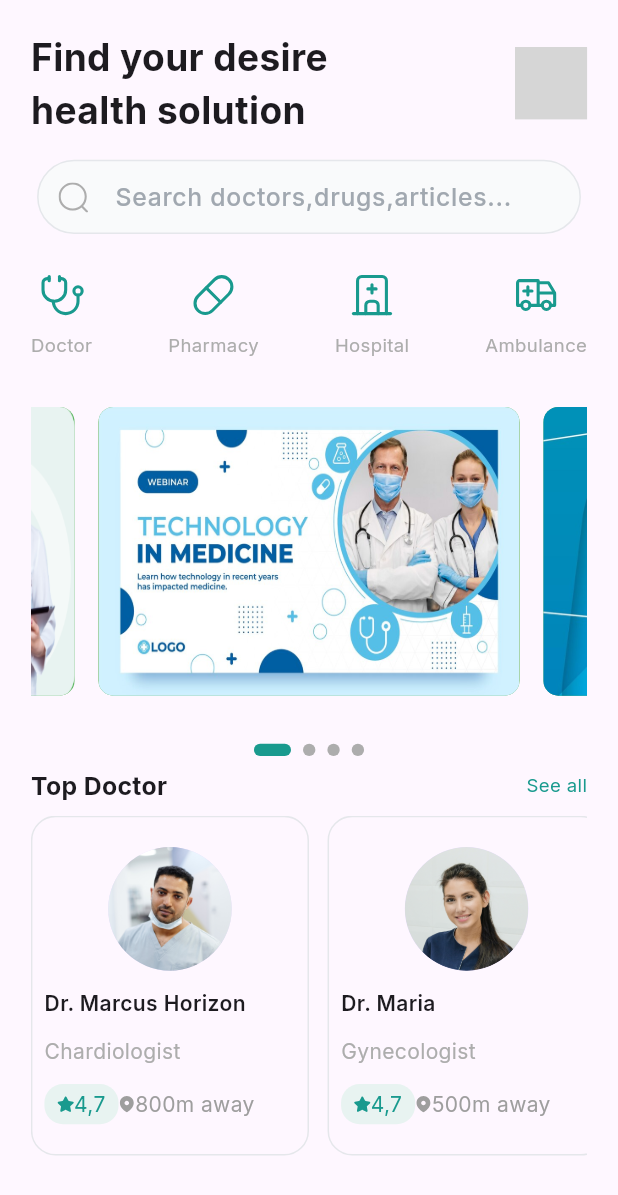
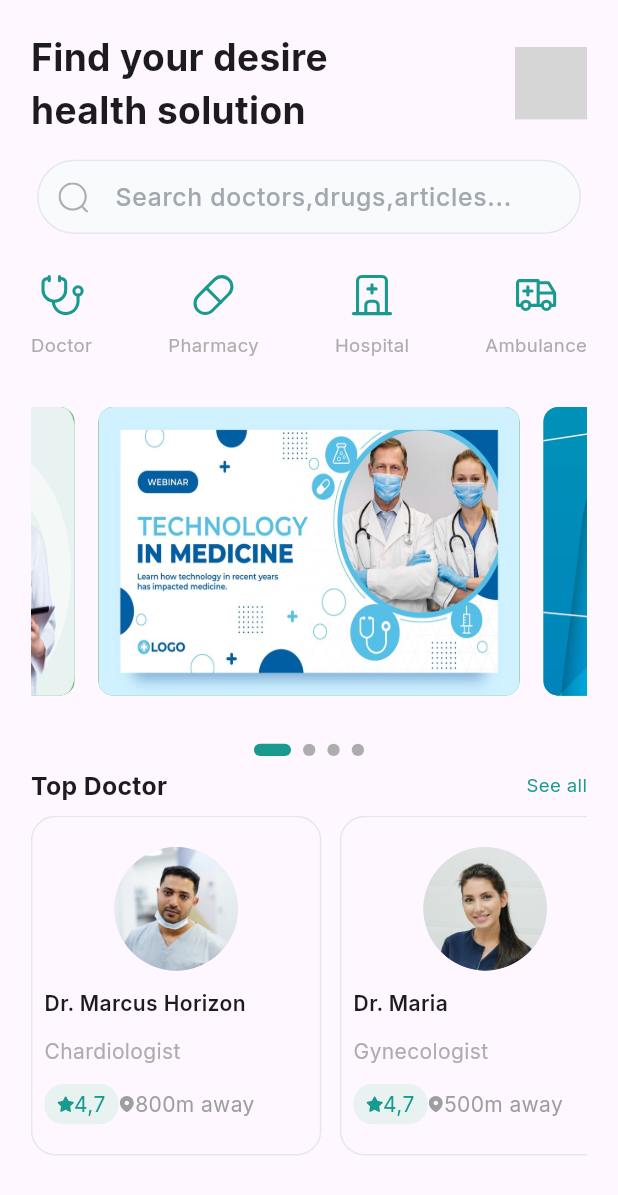
Before and after one commit to mariya8157/medical, a Flutter app: the HomePage screen opened directly, on a phone screen of 412 x 824 dp. Shown: the top 1195 px of the screen. Run offline on Flutter 3.47's test engine with Material 3 defaults, Android fonts, the phone set to English and light mode, and no system bars; drawn by our look-alikes of carousel_slider, smooth_page_indicator; our stand-ins replace easy_date_timeline, firebase_core, flutter_svg, google_fonts, pinput, readmore; missing offline and left inert: givestarreviews; accounts and stored records are empty; grey boxes are pictures that could not be loaded.

Commit message:
initial comit

```diff
--- a/lib/features/details_adding/screen/home/homepage.dart
+++ b/lib/features/details_adding/screen/home/homepage.dart
@@ -313,7 +313,7 @@ class _HomePageState extends State<HomePage> {
                     itemBuilder: (context, index) {
                       return Container(
                        height: width*0.25,
-                        width: width*0.45,
+                        width: width*0.47,
                         decoration: BoxDecoration(
                           borderRadius: BorderRadius.circular(width*0.04),
                           border: Border.all(
```
